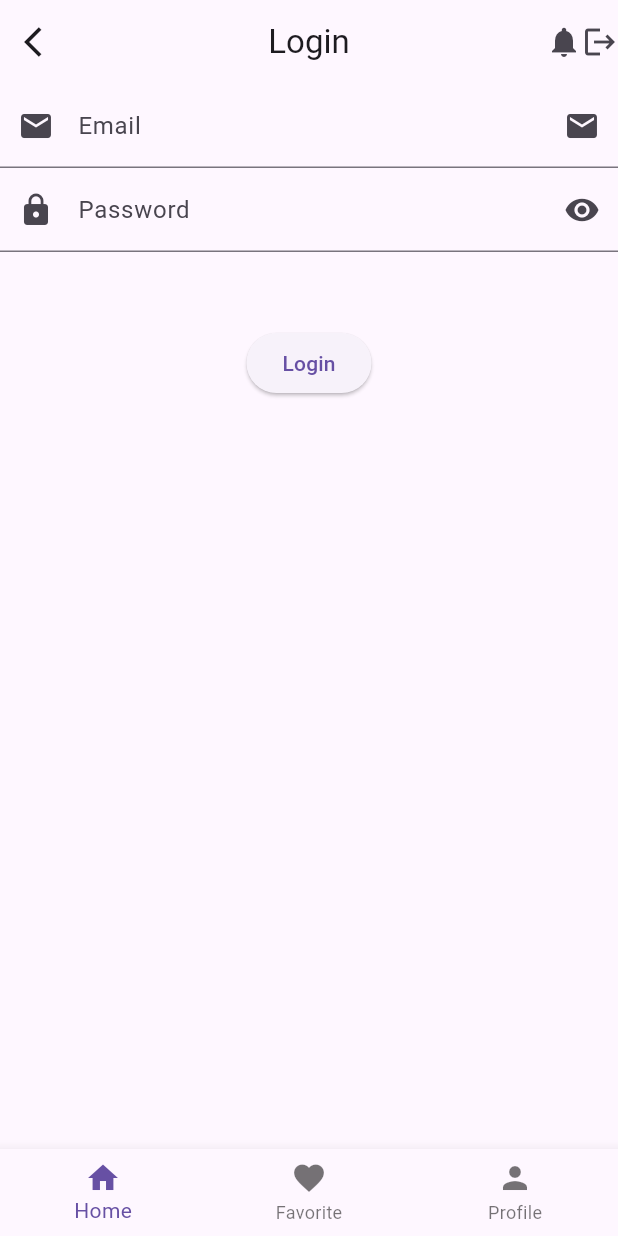
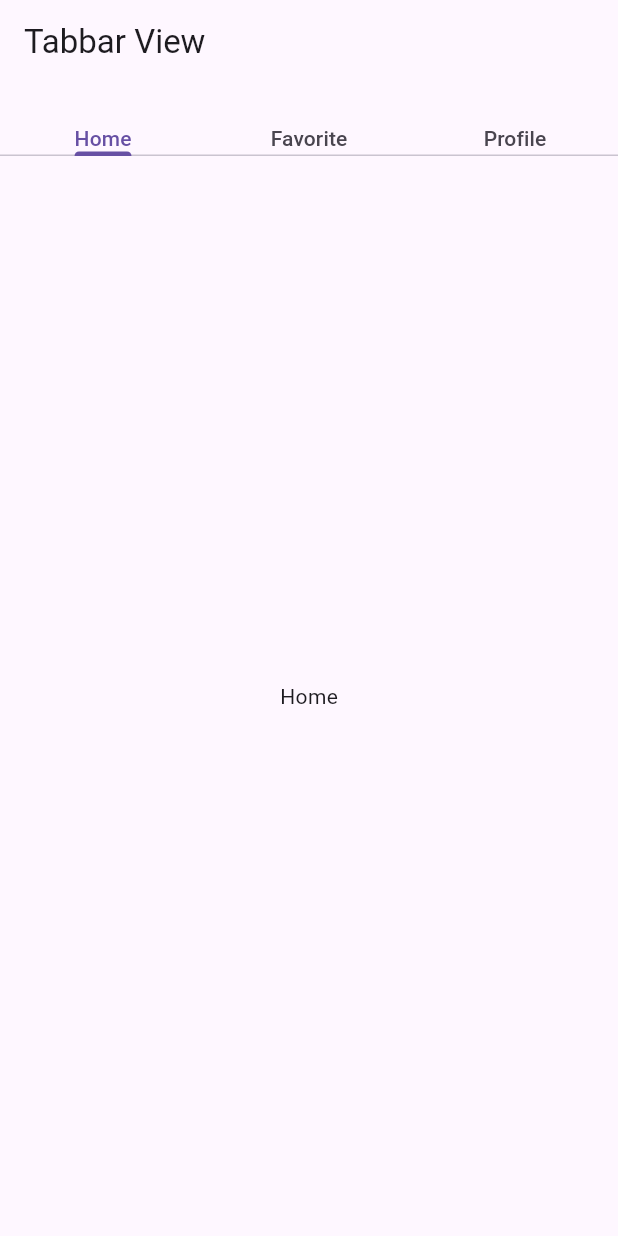
Before and after one commit to MuhammadAliKust/AliHaiderProject, a Flutter app: the screen it shows after launch, on a phone screen of 412 x 824 dp. Run offline on Flutter 3.47's test engine with Material 3 defaults, Android fonts, the light colour scheme and no system bars; our stand-ins replace smooth_page_indicator, string_validator.

Commit message:
Tabbar Done

```diff
--- a/lib/main.dart
+++ b/lib/main.dart
@@ -5,6 +5,7 @@ import 'package:ali_haider_project/list_view_demo.dart';
 import 'package:ali_haider_project/multi_selection_view.dart';
 import 'package:ali_haider_project/page_view.dart';
 import 'package:ali_haider_project/single_selection_view.dart';
+import 'package:ali_haider_project/tabbar_view.dart';
 import 'package:flutter/material.dart';
 
 import 'login.dart';
@@ -19,7 +20,7 @@ class MyApp extends StatelessWidget {
   @override
   Widget build(BuildContext context) {
     return MaterialApp(
-      home: BottomBarView()
+      home: TabbarViewDemo()
     );
   }
 }
--- /dev/null
+++ b/lib/tabbar_view.dart
@@ -0,0 +1,27 @@
+import 'package:flutter/material.dart';
+
+class TabbarViewDemo extends StatelessWidget {
+  const TabbarViewDemo({super.key});
+
+  @override
+  Widget build(BuildContext context) {
+    return DefaultTabController(
+      length: 3,
+      child: Scaffold(
+        appBar: AppBar(
+          title: Text("Tabbar View"),
+          bottom: TabBar(tabs: [
+            Text("Home"),
+            Text("Favorite"),
+            Text("Profile")
+          ]),
+        ),
+        body: TabBarView(children: [
+          Center(child: Text("Home"),),
+          Center(child: Text("Favorite"),),
+          Center(child: Text("Profile"),),
+        ]),
+      ),
+    );
+  }
+}
```
